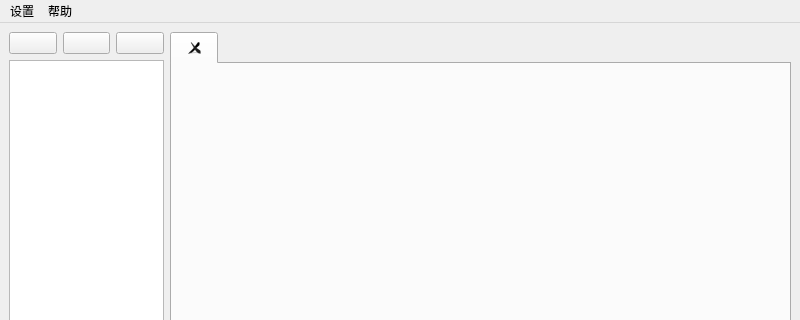
WatsonJay/python_test, file hello_world/linx_monitor/gui/MonitorWindow.ui: the form before one commit; both pictures show x 0 to 800 and y 0 to 320 of the 800 by 600 pixel window.
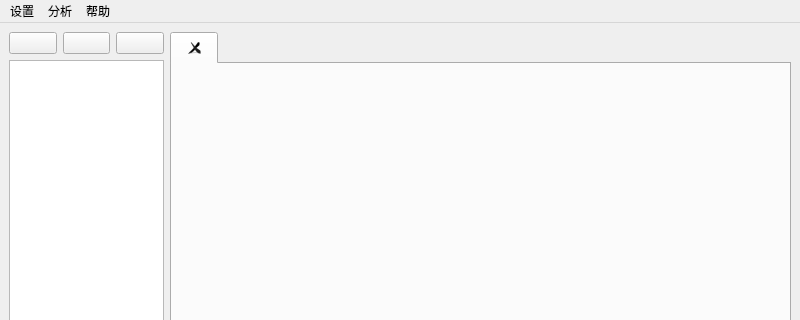
The form after the commit. Icons and pictures are not drawn.

Commit message: 主页面增加工具栏

What changed in the file:
```diff
--- a/hello_world/linx_monitor/gui/MonitorWindow.ui
+++ b/hello_world/linx_monitor/gui/MonitorWindow.ui
@@ -122,7 +122,14 @@
     </property>
     <addaction name="actionshezhi"/>
    </widget>
+   <widget class="QMenu" name="menu_3">
+    <property name="title">
+     <string>分析</string>
+    </property>
+    <addaction name="actionnmon"/>
+   </widget>
    <addaction name="menu"/>
+   <addaction name="menu_3"/>
    <addaction name="menu_2"/>
   </widget>
   <widget class="QStatusBar" name="statusbar"/>
```
Left out of the diff: 5 changed lines with no effect on the pictures. The commit also changes 1 other file.
